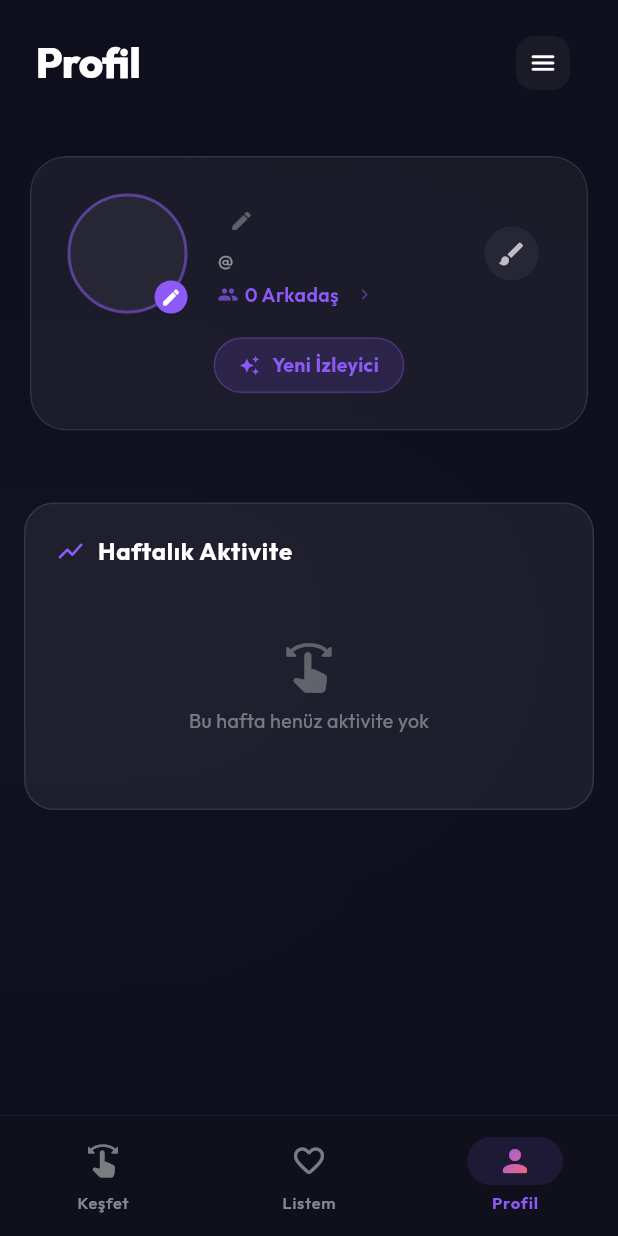
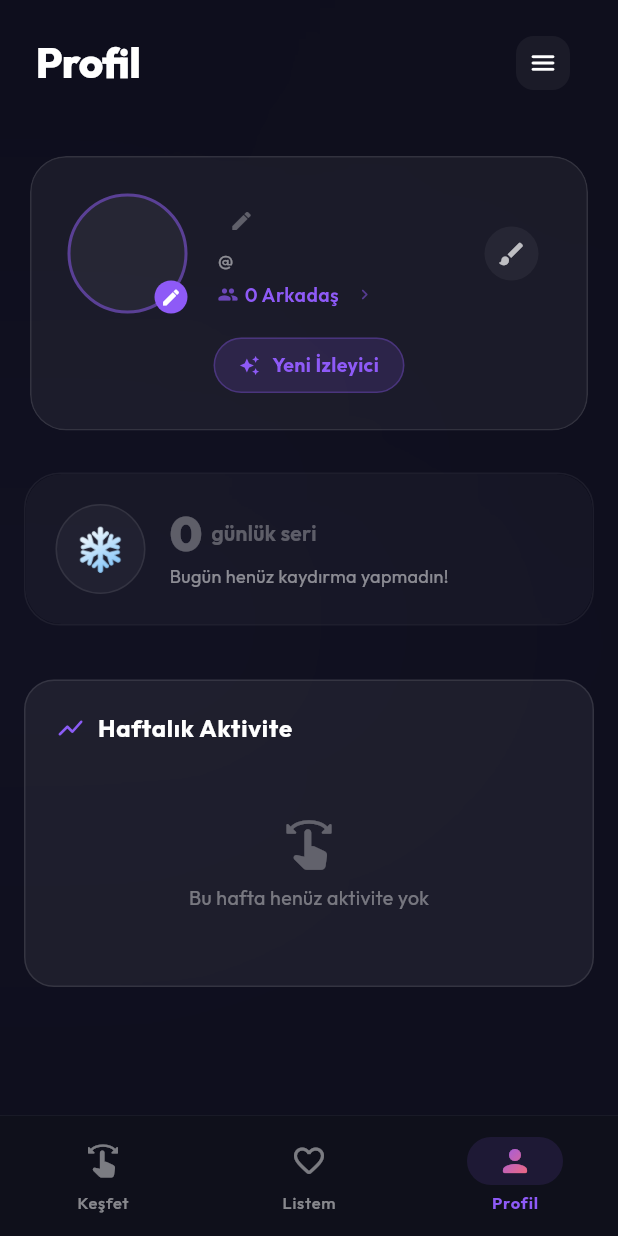
Before and after one commit to AliDabanca/movieswipe, a Flutter app: the MainNavigation screen opened directly, item 3 of the bottom bar chosen, on a phone screen of 412 x 824 dp. Run offline on Flutter 3.47's test engine with Material 3 defaults, Android fonts, the phone set to English and light mode, and no system bars; our stand-ins replace cached_network_image, dartz, equatable, flutter_bloc, flutter_card_swiper, flutter_dotenv and 4 more; accounts and stored records are empty; network calls fail.

Commit message:
feat: add social swipe streak sharing and frontend/backend synchronization with device isolation

```diff
--- a/lib/features/social/data/models/social_models.dart
+++ b/lib/features/social/data/models/social_models.dart
@@ -9,6 +9,8 @@ class FriendModel extends FriendEntity {
     super.avatarUrl,
     super.isFriend,
     super.isSelf,
+    super.currentStreak,
+    super.bestStreak,
   });
 
   factory FriendModel.fromJson(Map<String, dynamic> json) {
@@ -19,6 +21,8 @@ class FriendModel extends FriendEntity {
       avatarUrl: json['avatar_url'] as String?,
       isFriend: json['is_friend'] as bool? ?? false,
       isSelf: json['is_self'] as bool? ?? false,
+      currentStreak: json['current_streak'] as int? ?? 0,
+      bestStreak: json['best_streak'] as int? ?? 0,
     );
   }
 }
--- a/lib/features/social/domain/entities/social_entities.dart
+++ b/lib/features/social/domain/entities/social_entities.dart
@@ -8,6 +8,8 @@ class FriendEntity extends Equatable {
   final String? avatarUrl;
   final bool isFriend;
   final bool isSelf;
+  final int currentStreak;
+  final int bestStreak;
 
   const FriendEntity({
     required this.id,
@@ -16,10 +18,12 @@ class FriendEntity extends Equatable {
     this.avatarUrl,
     this.isFriend = false,
     this.isSelf = false,
+    this.currentStreak = 0,
+    this.bestStreak = 0,
   });
 
   @override
-  List<Object?> get props => [id, username, displayName, avatarUrl, isFriend, isSelf];
+  List<Object?> get props => [id, username, displayName, avatarUrl, isFriend, isSelf, currentStreak, bestStreak];
 }
 
 /// A movie in a friend's showcase
--- a/lib/features/users/presentation/pages/profile_page.dart
+++ b/lib/features/users/presentation/pages/profile_page.dart
@@ -10,6 +10,7 @@ import 'package:movieswipe/features/users/presentation/widgets/genre_dna_chart.d
 import 'package:movieswipe/features/users/presentation/widgets/current_mood_aura.dart';
 import 'package:movieswipe/features/users/presentation/widgets/cover_selection_sheet.dart';
 import 'package:movieswipe/features/users/presentation/widgets/daily_activity_chart.dart';
+import 'package:movieswipe/features/users/presentation/widgets/streak_card.dart';
 import 'package:movieswipe/features/social/presentation/pages/social_dashboard_page.dart';
 import 'package:movieswipe/features/social/presentation/bloc/social_bloc.dart';
 import 'package:movieswipe/features/social/presentation/bloc/social_event.dart';
@@ -93,6 +94,14 @@ class _ProfilePageState extends State<ProfilePage> {
                       child: _buildMoodSection(likedProvider),
                     ),
                   ),
+
+                // Streak Card
+                SliverToBoxAdapter(
+                  child: StreakCard(
+                    currentStreak: likedProvider.currentStreak,
+                    bestStreak: likedProvider.bestStreak,
+                  ),
+                ),
 
                 // Movie DNA Section
                 if (likedProvider.moviesByGenre.isNotEmpty)
--- /dev/null
+++ b/lib/features/users/presentation/widgets/streak_card.dart
@@ -0,0 +1,239 @@
+import 'dart:ui';
+import 'package:flutter/material.dart';
+
+/// A premium glass-morphism streak card that shows the user's
+/// consecutive swipe days with animated fire effects.
+class StreakCard extends StatefulWidget {
+  final int currentStreak;
+  final int bestStreak;
+
+  const StreakCard({
+    super.key,
+    required this.currentStreak,
+    required this.bestStreak,
+  });
+
+  @override
+  State<StreakCard> createState() => _StreakCardState();
+}
+
+class _StreakCardState extends State<StreakCard>
+    with SingleTickerProviderStateMixin {
+  late AnimationController _controller;
+  late Animation<double> _pulseAnimation;
+  late Animation<double> _glowAnimation;
+
+  @override
+  void initState() {
+    super.initState();
+    _controller = AnimationController(
+      vsync: this,
+      duration: const Duration(seconds: 2),
+    )..repeat(reverse: true);
+
+    _pulseAnimation = Tween<double>(begin: 0.95, end: 1.08).animate(
+      CurvedAnimation(parent: _controller, curve: Curves.easeInOutSine),
+    );
+
+    _glowAnimation = Tween<double>(begin: 0.3, end: 0.7).animate(
+      CurvedAnimation(parent: _controller, curve: Curves.easeInOut),
+    );
+  }
+
+  @override
+  void dispose() {
+    _controller.dispose();
+    super.dispose();
+  }
+
+  // Dynamic fire color based on streak length
+  Color get _streakColor {
+    if (widget.currentStreak >= 30) return const Color(0xFFFF0000); // Red hot!
+    if (widget.currentStreak >= 14) return const Color(0xFFFF4500); // Deep orange
+    if (widget.currentStreak >= 7) return const Color(0xFFFF6B35);  // Orange
+    if (widget.currentStreak >= 3) return const Color(0xFFFFAB00);  // Amber
+    return const Color(0xFFFFD93D); // Warm yellow
+  }
+
+  String get _streakMessage {
+    if (widget.currentStreak == 0) return 'Bugün henüz kaydırma yapmadın!';
+    if (widget.currentStreak == 1) return 'İlk gün! Seriyi başlattın 💪';
+    if (widget.currentStreak < 3) return 'Güzel başlangıç! Devam et!';
+    if (widget.currentStreak < 7) return 'Harika gidiyorsun! 🔥';
+    if (widget.currentStreak < 14) return 'Film maratonu! Muhteşem 🎬';
+    if (widget.currentStreak < 30) return 'Efsanevi seri! Durdurulamaz 🏆';
+    return 'Mutlak şampiyon! 👑';
+  }
+
+  @override
+  Widget build(BuildContext context) {
+    final isActive = widget.currentStreak > 0;
+
+    return AnimatedBuilder(
+      animation: _controller,
+      builder: (context, child) {
+        return Container(
+          margin: const EdgeInsets.symmetric(horizontal: 16, vertical: 8),
+          decoration: BoxDecoration(
+            borderRadius: BorderRadius.circular(24),
+            border: Border.all(
+              color: isActive
+                  ? _streakColor.withValues(alpha: _glowAnimation.value * 0.5)
+                  : Colors.white.withValues(alpha: 0.06),
+            ),
+            boxShadow: isActive
+                ? [
+                    BoxShadow(
+                      color: _streakColor.withValues(alpha: _glowAnimation.value * 0.2),
+                      blurRadius: 20,
+                      spreadRadius: 2,
+                    ),
+                  ]
+                : null,
+          ),
+          child: ClipRRect(
+            borderRadius: BorderRadius.circular(24),
+            child: BackdropFilter(
+              filter: ImageFilter.blur(sigmaX: 12, sigmaY: 12),
+              child: Container(
+                padding: const EdgeInsets.all(20),
+                decoration: BoxDecoration(
+                  color: isActive
+                      ? _streakColor.withValues(alpha: 0.06)
+                      : Colors.white.withValues(alpha: 0.03),
+                  borderRadius: BorderRadius.circular(24),
+                ),
+                child: Row(
+                  children: [
+                    // Fire icon with pulse animation
+                    _buildFireIcon(isActive),
+                    const SizedBox(width: 16),
+
+                    // Streak info
+                    Expanded(
+                      child: Column(
+                        crossAxisAlignment: CrossAxisAlignment.start,
+                        children: [
+                          Row(
+                            children: [
+                              Text(
+                                '${widget.currentStreak}',
+                                style: TextStyle(
+                                  fontSize: 32,
+                                  fontWeight: FontWeight.w900,
+                                  color: isActive ? _streakColor : Colors.white.withValues(alpha: 0.3),
+                                  height: 1,
+                                ),
+                              ),
+                              const SizedBox(width: 6),
+                              Text(
+                                'günlük seri',
+                                style: TextStyle(
+                                  fontSize: 14,
+                                  fontWeight: FontWeight.w600,
+                                  color: isActive
+                                      ? Colors.white.withValues(alpha: 0.8)
+                                      : Colors.white.withValues(alpha: 0.3),
+                                ),
+                              ),
+                            ],
+                          ),
+                          const SizedBox(height: 4),
+                          Text(
+                            _streakMessage,
+                            style: TextStyle(
+                              fontSize: 12,
+                              color: Colors.white.withValues(alpha: 0.5),
+                            ),
+                          ),
+                          if (widget.bestStreak > 0) ...[
+                            const SizedBox(height: 8),
+                            Container(
+                              padding: const EdgeInsets.symmetric(
+                                  horizontal: 10, vertical: 4),
+                              decoration: BoxDecoration(
+                                color: Colors.white.withValues(alpha: 0.06),
+                                borderRadius: BorderRadius.circular(10),
+                                border: Border.all(
+                                  color: Colors.white.withValues(alpha: 0.08),
+                                ),
+                              ),
+                              child: Row(
+                                mainAxisSize: MainAxisSize.min,
+                                children: [
+                                  Icon(
+                                    Icons.emoji_events_rounded,
+                                    size: 12,
+                                    color: const Color(0xFFFFD700)
+                                        .withValues(alpha: 0.8),
+                                  ),
+                                  const SizedBox(width: 4),
+                                  Text(
+                                    'En iyi: ${widget.bestStreak} gün',
+                                    style: TextStyle(
+                                      fontSize: 11,
+                                      fontWeight: FontWeight.w600,
+                                      color: Colors.white.withValues(alpha: 0.5),
+                                    ),
+                                  ),
+                                ],
+                              ),
+                            ),
+                          ],
+                        ],
+                      ),
+                    ),
+                  ],
+                ),
+              ),
+            ),
+          ),
+        );
+      },
+    );
+  }
+
+  Widget _buildFireIcon(bool isActive) {
+    return Transform.scale(
+      scale: isActive ? _pulseAnimation.value : 1.0,
+      child: Container(
+        width: 60,
+        height: 60,
+        decoration: BoxDecoration(
+          shape: BoxShape.circle,
+          gradient: isActive
+              ? RadialGradient(
+                  colors: [
+                    _streakColor.withValues(alpha: 0.3),
+                    _streakColor.withValues(alpha: 0.05),
+                    Colors.transparent,
+                  ],
+                  stops: const [0.3, 0.7, 1.0],
+                )
+              : null,
+          color: isActive ? null : Colors.white.withValues(alpha: 0.04),
+          border: Border.all(
+            color: isActive
+                ? _streakColor.withValues(alpha: 0.3)
+                : Colors.white.withValues(alpha: 0.08),
+          ),
+          boxShadow: isActive
+              ? [
+                  BoxShadow(
+                    color: _streakColor.withValues(alpha: _glowAnimation.value * 0.4),
+                    blurRadius: 16,
+                    spreadRadius: 2,
+                  ),
+                ]
+              : null,
+        ),
+        child: Center(
+          child: Text(
+            isActive ? '🔥' : '❄️',
+            style: const TextStyle(fontSize: 28),
+          ),
+        ),
+      ),
+    );
+  }
+}
```
Also changed, not shown: lib/core/providers/liked_movies_provider.dart (+110 -3 lines), lib/features/social/presentation/pages/friend_profile_page.dart (+8 -0 lines), 6 other files.
